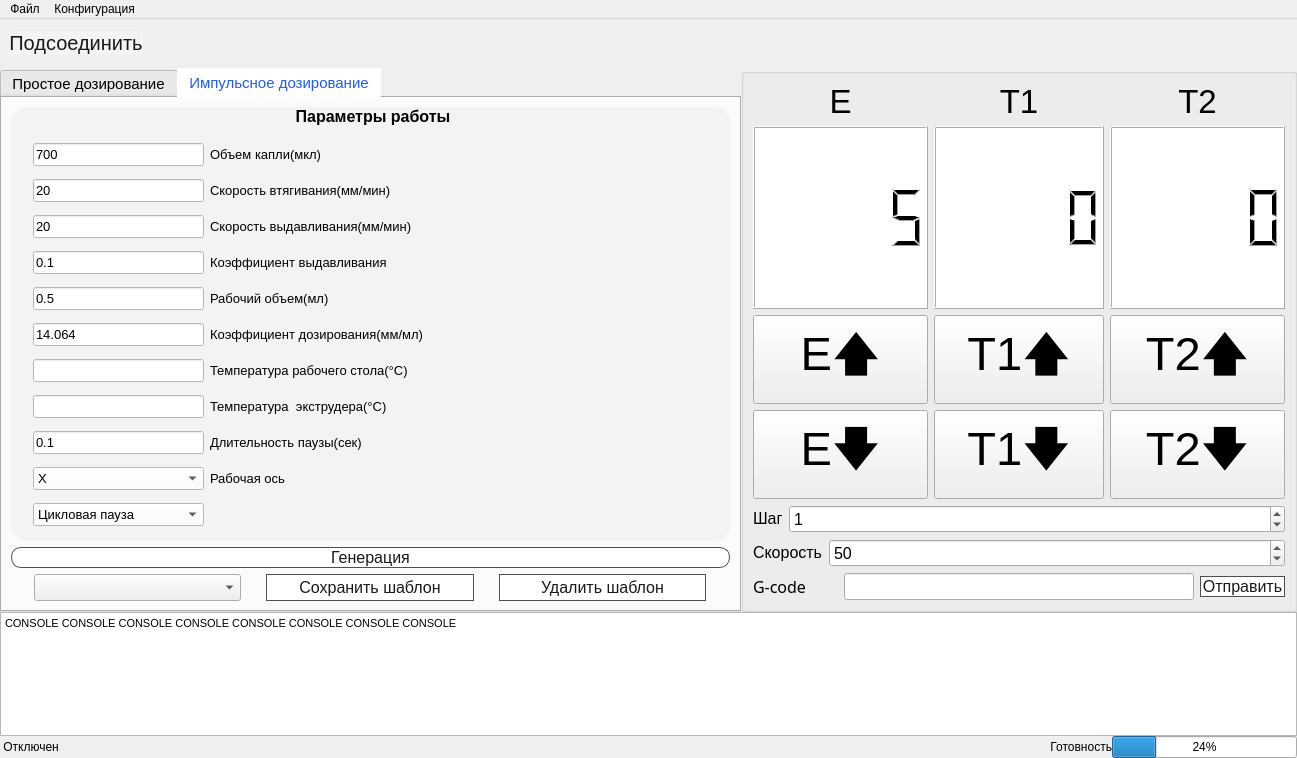
This is mainwindow.ui in gleboffsky/Dozing as Qt 5 draws it before an edit. The edited form follows.
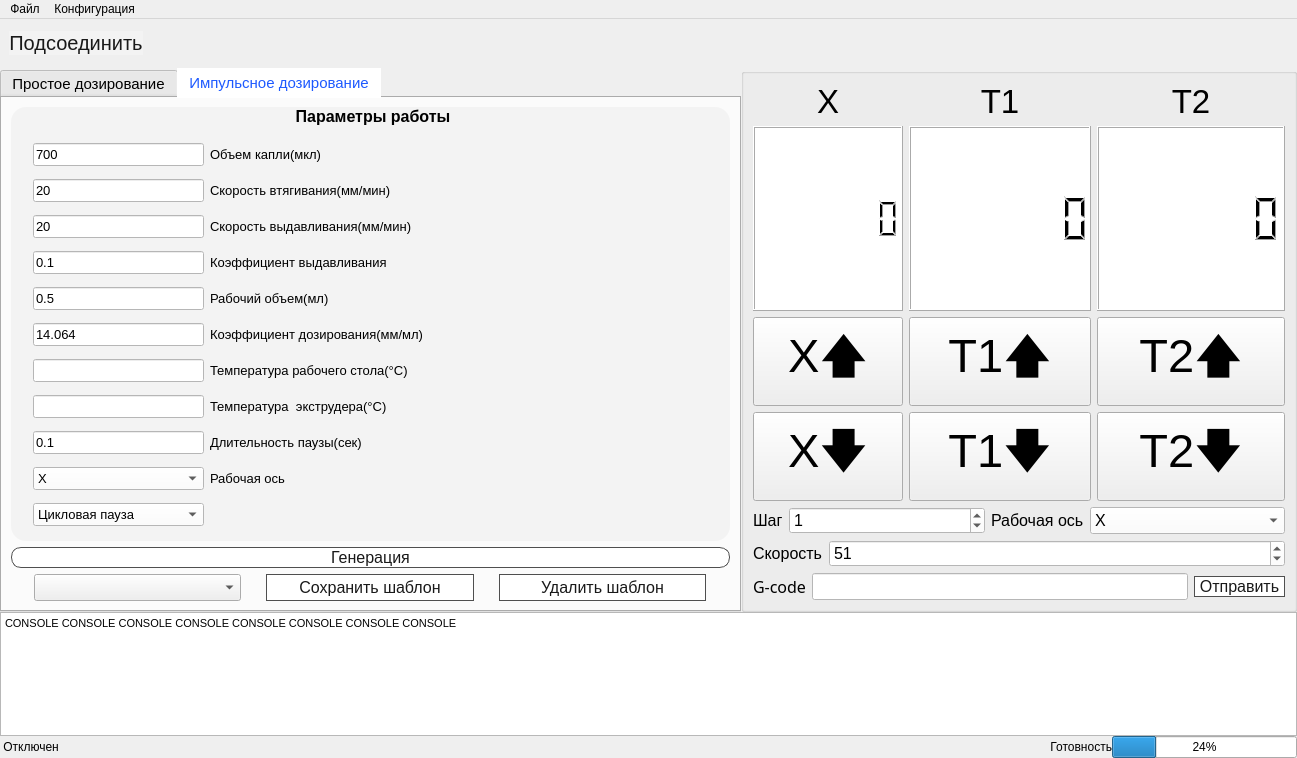
This is the edited form. The open tabs and pages were chosen to show the change.

```diff
--- a/mainwindow.ui
+++ b/mainwindow.ui
@@ -201,7 +201,7 @@
       <property name="title">
        <string/>
       </property>
-      <layout class="QGridLayout" name="gridLayout_2" rowstretch="10,0,0,0,0,0,0">
+      <layout class="QGridLayout" name="gridLayout_2" rowstretch="10,0,0,0,0,0,0" columnstretch="0,0,0,0,0,0" rowminimumheight="0,0,0,0,0,0,0" columnminimumwidth="0,0,0,0,0,0">
        <item row="1" column="2" colspan="2">
         <widget class="QLCDNumber" name="lcdNumber_2">
          <property name="sizePolicy">
@@ -218,6 +218,9 @@
          <property name="styleSheet">
           <string notr="true">background: rgb(255, 255, 255)</string>
          </property>
+         <property name="digitCount">
+          <number>7</number>
+         </property>
         </widget>
        </item>
        <item row="3" column="2" colspan="2">
@@ -291,6 +294,9 @@
          <property name="styleSheet">
           <string notr="true">background: rgb(255, 255, 255)</string>
          </property>
+         <property name="digitCount">
+          <number>7</number>
+         </property>
         </widget>
        </item>
        <item row="2" column="2" colspan="2">
@@ -337,6 +343,9 @@
            <pointsize>12</pointsize>
           </font>
          </property>
+         <property name="styleSheet">
+          <string notr="true">background-color: rgb(255, 255, 255);</string>
+         </property>
         </widget>
        </item>
        <item row="0" column="0" colspan="2">
@@ -361,7 +370,7 @@
           <string notr="true">border:none</string>
          </property>
          <property name="text">
-          <string>E</string>
+          <string>X</string>
          </property>
          <property name="alignment">
           <set>Qt::AlignCenter</set>
@@ -384,8 +393,11 @@
          <property name="styleSheet">
           <string notr="true">background: rgb(255, 255, 255)</string>
          </property>
+         <property name="digitCount">
+          <number>7</number>
+         </property>
          <property name="intValue" stdset="0">
-          <number>5</number>
+          <number>0</number>
          </property>
         </widget>
        </item>
@@ -453,7 +465,7 @@
 </string>
          </property>
          <property name="text">
-          <string>E🡅</string>
+          <string>X🡅</string>
          </property>
         </widget>
        </item>
@@ -484,7 +496,7 @@
 										 };</string>
          </property>
          <property name="text">
-          <string>E🡇</string>
+          <string>X🡇</string>
          </property>
         </widget>
        </item>
@@ -583,7 +595,7 @@
        <item row="6" column="0">
         <widget class="QLabel" name="label_127">
          <property name="sizePolicy">
-          <sizepolicy hsizetype="Preferred" vsizetype="Preferred">
+          <sizepolicy hsizetype="Fixed" vsizetype="Preferred">
            <horstretch>0</horstretch>
            <verstretch>0</verstretch>
           </sizepolicy>
@@ -607,7 +619,7 @@
         </widget>
        </item>
        <item row="4" column="0" colspan="6">
-        <layout class="QHBoxLayout" name="horizontalLayout_3" stretch="0,7">
+        <layout class="QHBoxLayout" name="horizontalLayout_3" stretch="1,7,1,7">
          <item>
           <widget class="QLabel" name="label_4">
            <property name="sizePolicy">
@@ -644,6 +656,9 @@
              <bold>false</bold>
             </font>
            </property>
+           <property name="styleSheet">
+            <string notr="true">background-color: rgb(255, 255, 255);</string>
+           </property>
            <property name="maximum">
             <number>10000</number>
            </property>
@@ -652,6 +667,60 @@
            </property>
           </widget>
          </item>
+         <item>
+          <widget class="QLabel" name="label_3">
+           <property name="sizePolicy">
+            <sizepolicy hsizetype="Preferred" vsizetype="Fixed">
+             <horstretch>0</horstretch>
+             <verstretch>0</verstretch>
+            </sizepolicy>
+           </property>
+           <property name="font">
+            <font>
+             <pointsize>12</pointsize>
+            </font>
+           </property>
+           <property name="styleSheet">
+            <string notr="true">border:none
+</string>
+           </property>
+           <property name="text">
+            <string>Рабочая ось</string>
+           </property>
+          </widget>
+         </item>
+         <item>
+          <widget class="QComboBox" name="comboBox_main_axes">
+           <property name="font">
+            <font>
+             <pointsize>12</pointsize>
+            </font>
+           </property>
+           <property name="styleSheet">
+            <string notr="true">background-color: rgb(255, 255, 255);</string>
+           </property>
+           <item>
+            <property name="text">
+             <string>X</string>
+            </property>
+           </item>
+           <item>
+            <property name="text">
+             <string>Y</string>
+            </property>
+           </item>
+           <item>
+            <property name="text">
+             <string>Z</string>
+            </property>
+           </item>
+           <item>
+            <property name="text">
+             <string>E</string>
+            </property>
+           </item>
+          </widget>
+         </item>
         </layout>
        </item>
        <item row="5" column="0" colspan="6">
@@ -690,11 +759,14 @@
              <pointsize>12</pointsize>
             </font>
            </property>
+           <property name="styleSheet">
+            <string notr="true">background-color: rgb(255, 255, 255);</string>
+           </property>
            <property name="maximum">
             <number>10000</number>
            </property>
            <property name="value">
-            <number>50</number>
+            <number>51</number>
            </property>
           </widget>
          </item>
```
Left out of the diff: 22 changed lines with no effect on the pictures.
